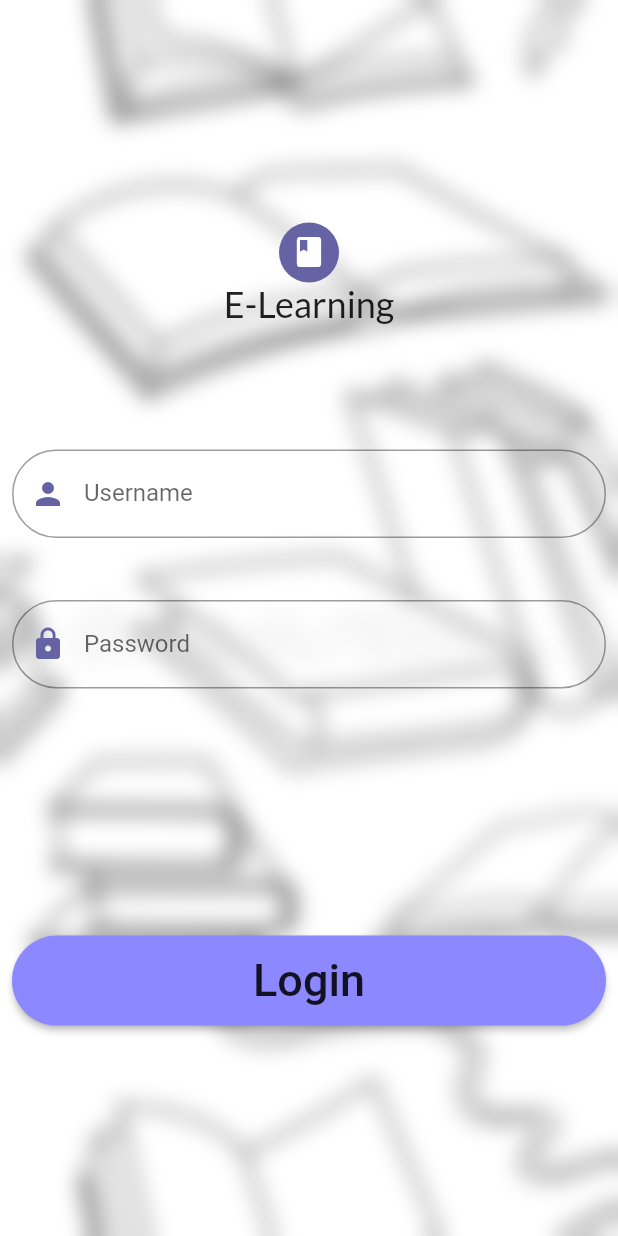
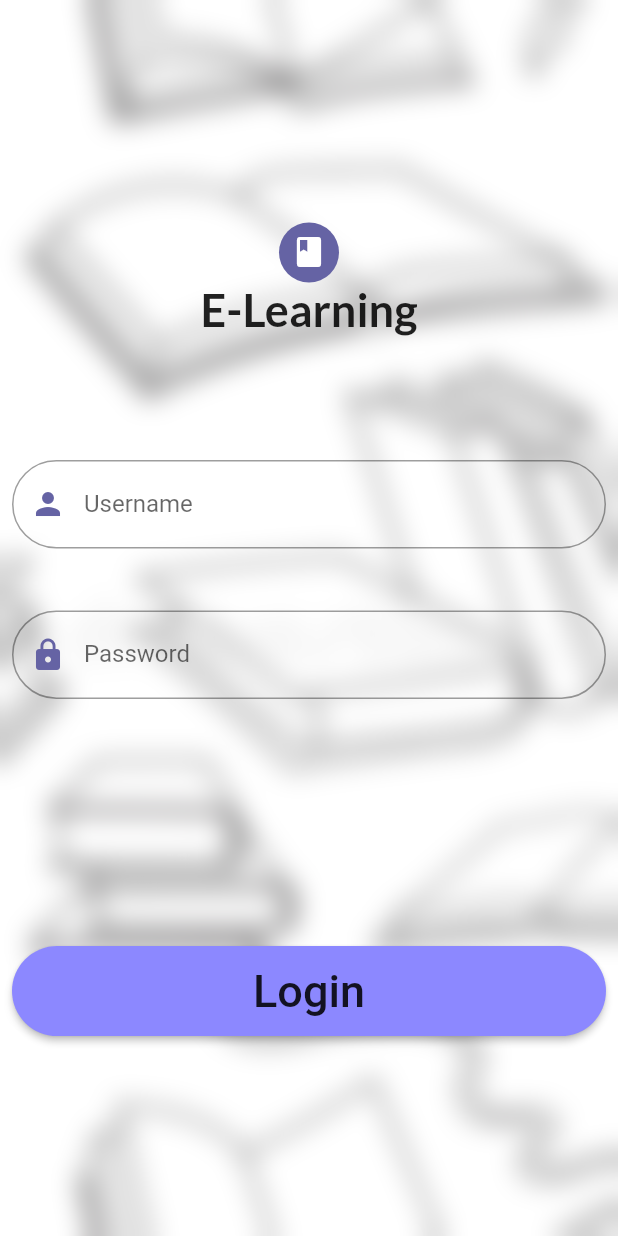
Before and after one commit to WanjiruCate/Flutter-UI-Challenges, a Flutter app: the screen it shows after launch, on a phone screen of 412 x 824 dp. Run offline on Flutter 3.47's test engine with Material 2 defaults, Android fonts, the phone set to English and light mode, and no system bars; our stand-ins replace google_fonts.

Commit message:
Added Screenshots

```diff
--- a/lib/main.dart
+++ b/lib/main.dart
@@ -1,4 +1,5 @@
 import 'package:flutter/material.dart';
+
 import 'package:nelson_uis/ui/home.dart';
 import 'package:nelson_uis/ui/login.dart';
 import 'package:nelson_uis/utils/colors.dart';
--- a/lib/ui/login.dart
+++ b/lib/ui/login.dart
@@ -30,8 +30,8 @@ class _LogInState extends State<LogIn> {
             ),
             child: new BackdropFilter(
               filter: ImageFilter.blur(
-                sigmaX: 7.0,
-                sigmaY: 7.0,
+                sigmaX: 9.0,
+                sigmaY: 9.0,
               ),
               child: new Container(
                 decoration:
@@ -104,7 +104,7 @@ class _LogInState extends State<LogIn> {
             return null;
           },
           decoration: InputDecoration(
-            hintText: '"********",',
+            hintText: '********',
             hintStyle: GoogleFonts.mcLaren(fontSize: 16),
             labelText: 'Password',
             labelStyle: GoogleFonts.mcLaren(fontSize: 16),
@@ -146,7 +146,10 @@ class _LogInState extends State<LogIn> {
         ),
         Text(
           'E-Learning',
-          style: GoogleFonts.lato(fontSize: 24),
+          style: GoogleFonts.lato(
+            fontSize: 30,
+            fontWeight: FontWeight.bold,
+          ),
         ),
       ],
     );
```
Also changed, not shown: 2 other files.
